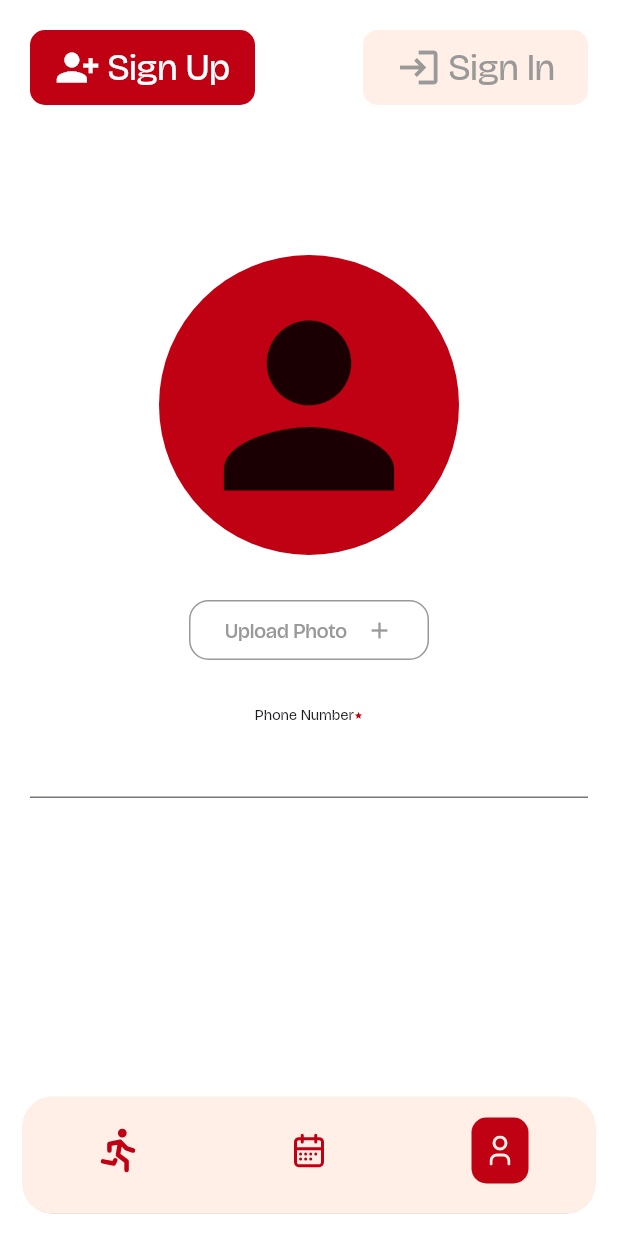
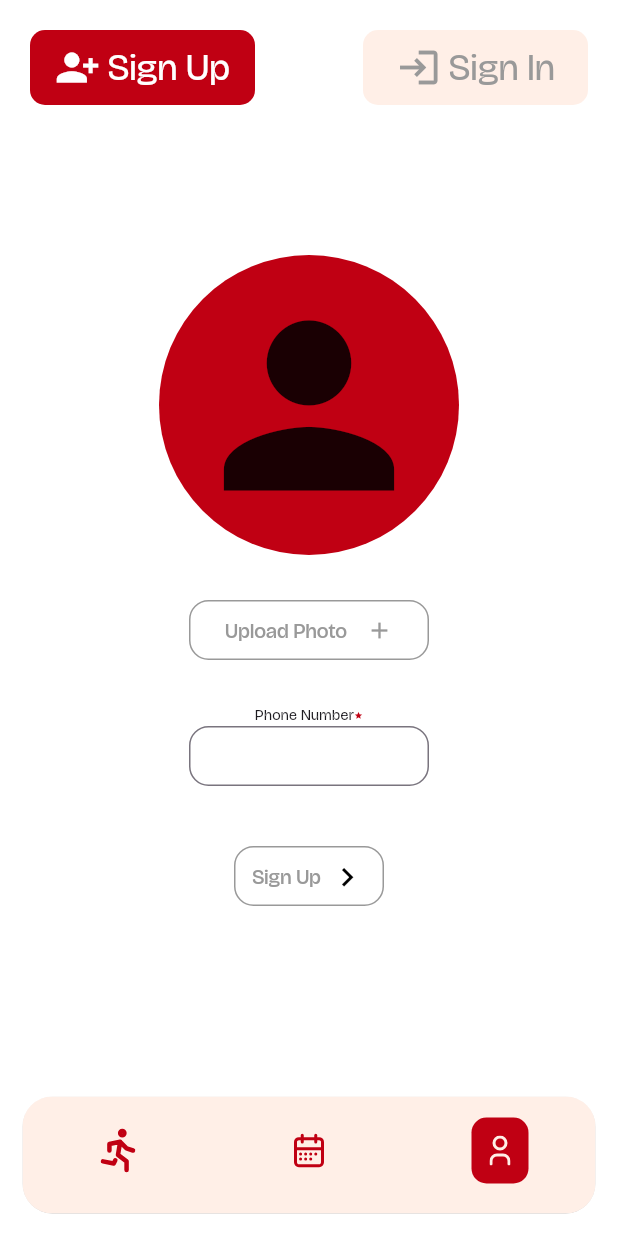
Before and after one commit to roamingworks/Roost, a Flutter app: the screen it shows after launch, item 3 of the bottom bar chosen, on a phone screen of 412 x 824 dp. Run offline on Flutter 3.47's test engine with Material 3 defaults, Android fonts, the phone set to English and light mode, and no system bars; our stand-ins replace flutter_svg, image_picker; project files that could hold a hidden picture were left out.

Commit message:
Sign Up Page Completed

```diff
--- a/frontend/lib/Screens/sign.dart
+++ b/frontend/lib/Screens/sign.dart
@@ -14,6 +14,9 @@ class SignPage extends StatefulWidget {
 
 class _SignPage extends State<SignPage> {
   File? _imageFile;
+  final TextEditingController _controller = TextEditingController();
+  int? number;
+
 
   Future<void> _pickImage() async{
     final pickedPhoto = await ImagePicker().pickImage(source: ImageSource.gallery);
@@ -32,8 +35,9 @@ class _SignPage extends State<SignPage> {
   Widget build(BuildContext context){
     return Scaffold(
       body: SafeArea(
-        child: Padding(
-          padding: EdgeInsetsGeometry.all(20),
+        child: SingleChildScrollView(
+          child: Padding(
+          padding: EdgeInsets.all(20),
           child: Column(
             children: [
               Row(
@@ -114,6 +118,7 @@ class _SignPage extends State<SignPage> {
               SizedBox(height: 30,),
               Center(
                 child:Column(
+                  crossAxisAlignment: CrossAxisAlignment.center,
                   children: [
                     Row(
                       mainAxisAlignment: MainAxisAlignment.center,
@@ -122,8 +127,45 @@ class _SignPage extends State<SignPage> {
                         Icon(Icons.star,color: ColorTheme.appTertiary,size: 6,)
                       ],
                     ),
-                    TextFormField(
+                    SizedBox(
+                      height: 40,
+                      width: 160,
+                      child: TextFormField(
+                        textAlignVertical: TextAlignVertical(y: -1),
+                        controller: _controller,
+                        onSaved: (newValue) => number,
+                        decoration: InputDecoration(
+                          border: OutlineInputBorder(
+                            borderSide: BorderSide(width: 1,color: ColorTheme.textSecondary),
+                            borderRadius: BorderRadius.circular(13)
+                          )
+                        ),
+                        keyboardType: TextInputType.number,
+                      ),
+                    ),
+                    SizedBox(height: 40,),
 
+                    SizedBox(
+                      width: 100,
+                      height: 40,
+                      child: TextButton(
+                        style: TextButton.styleFrom(
+
+                          shape: RoundedRectangleBorder(
+                            side: BorderSide(width: 1,color: ColorTheme.textSecondary),
+                            borderRadius: BorderRadius.circular(13)
+                          )
+                        ),
+                        onPressed: (){},
+                        child: Row(
+                          spacing: 5,
+                          mainAxisAlignment: MainAxisAlignment.center,
+                          children: [
+                            Text("Sign Up",style: TextStyle(color: ColorTheme.textSecondary),),
+                            Icon(Icons.chevron_right_outlined,color: Colors.black,size: 25,)
+                          ]
+                        )
+                      ),
                     )
                   ],
                 )
@@ -131,6 +173,7 @@ class _SignPage extends State<SignPage> {
             ],
           )
         ),
+        )
       ),
     );
   }
```
